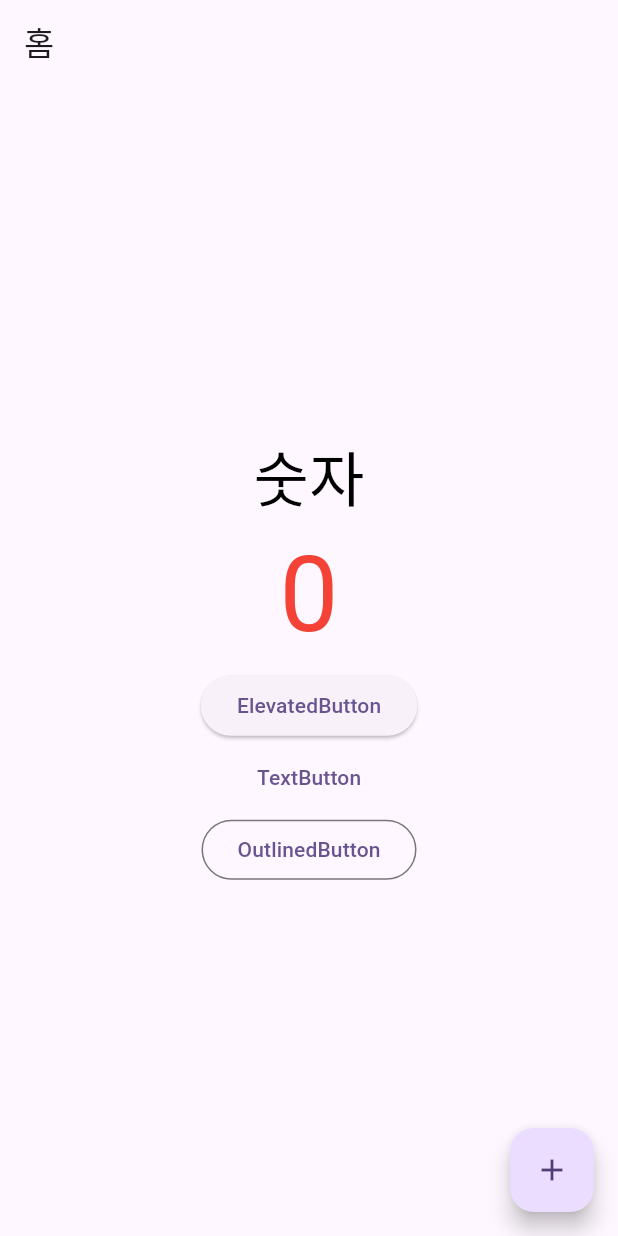
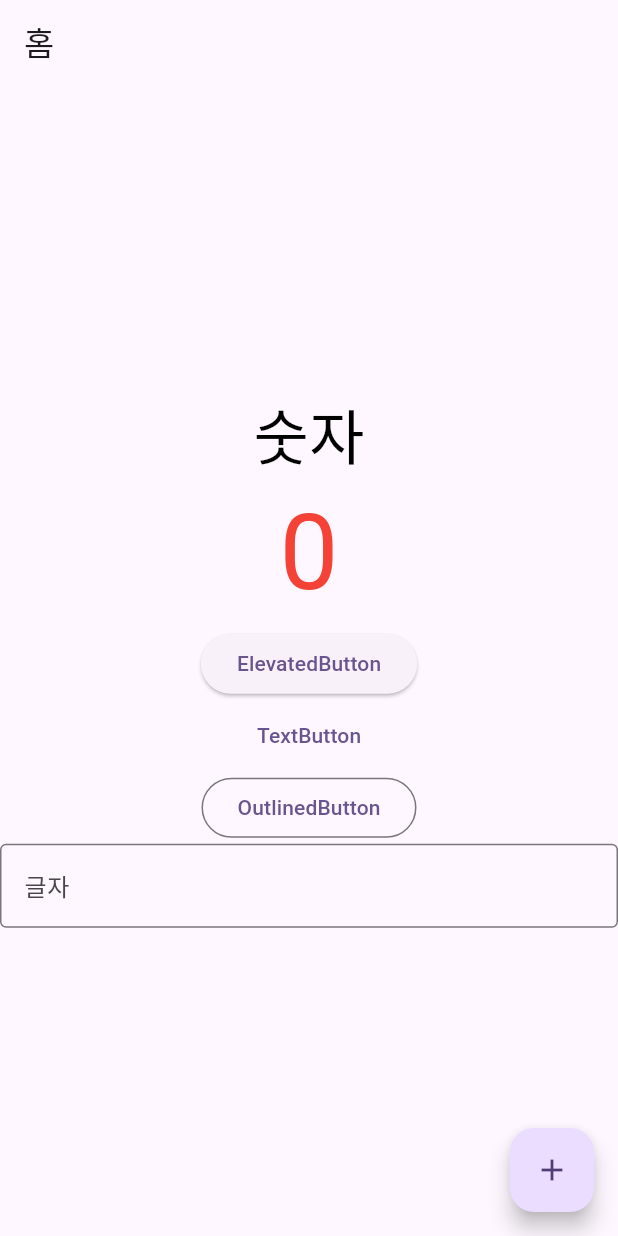
Before and after one commit to beomq/first_flutter_app, a Flutter app: the screen it shows after launch, on a phone screen of 412 x 824 dp. Run offline on Flutter 3.47's test engine with Material 2 defaults, Android fonts, the phone set to English and light mode, and no system bars.

Commit message:
029.TextField 위젯

```diff
--- a/lib/main_page.dart
+++ b/lib/main_page.dart
@@ -45,7 +45,16 @@ class _MainPageState extends State<MainPage> {
             OutlinedButton(
               onPressed: () {},
               child: Text('OutlinedButton'),
-            )
+            ),
+            TextField(
+              decoration: InputDecoration(
+                labelText: '글자',
+                border: OutlineInputBorder(),
+              ),
+              onChanged: (text) {
+                print(text);
+              },
+            ),
           ],
         ),
       ),
```
